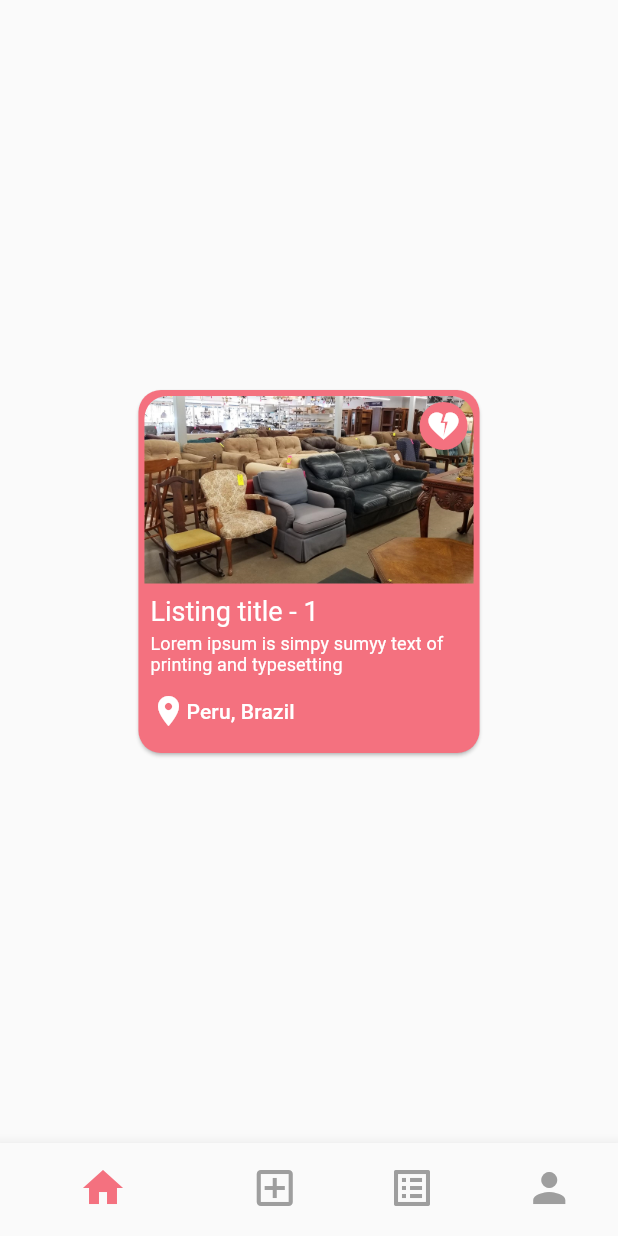
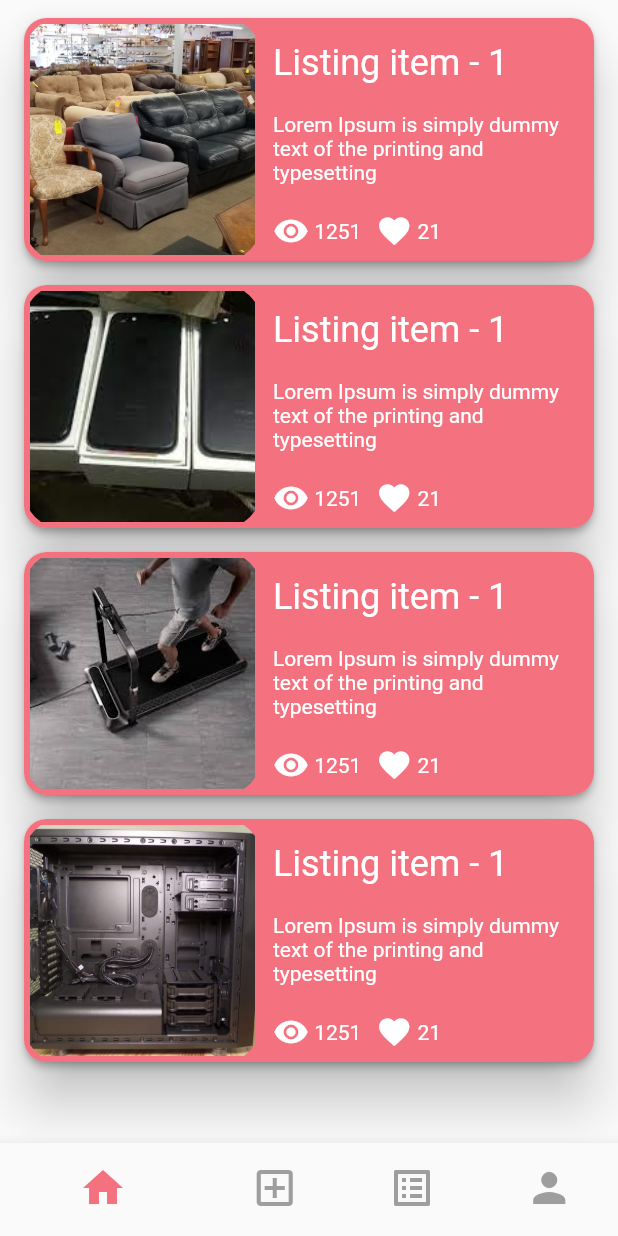
Before and after one commit to MertSaygili/hackathon_12_2022, a Flutter app: the screen it shows after launch, swiped to page 3, on a phone screen of 412 x 824 dp. Run offline on Flutter 3.47's test engine with Material 2 defaults, Android fonts, the light colour scheme and no system bars; our stand-ins replace cloud_firestore, firebase_auth, firebase_core, firebase_storage, flutter_svg, get and 6 more; accounts and stored records are empty.

Commit message:
listing page

```diff
--- a/hackathon_app/lib/view/home/listings_page.dart
+++ b/hackathon_app/lib/view/home/listings_page.dart
@@ -1,4 +1,5 @@
 import 'package:flutter/material.dart';
+import 'package:hackathon_app/core/components/icon_buttons/circle_icon_button.dart';
 import 'package:hackathon_app/core/constants/app/colors.dart';
 
 class ListingsPage extends StatefulWidget {
@@ -9,120 +10,61 @@ class ListingsPage extends StatefulWidget {
 }
 
 class _ListingsPageState extends State<ListingsPage> {
-  final String _dummyImage = 'assets/images/jpg/listing-foto-1.jpg';
-
+  final RoundedRectangleBorder _borderRadius = RoundedRectangleBorder(
+    borderRadius: BorderRadius.circular(15),
+  );
   @override
   Widget build(BuildContext context) {
     return Scaffold(
-      body: Center(
-        child: _listings(context),
+      body: ListView.builder(
+        itemCount: 4,
+        itemBuilder: ((context, index) {
+          return Padding(
+            padding: const EdgeInsets.only(top: 8.0, left: 12, right: 12),
+            child: SizedBox(
+              height: 170,
+              child: Card(
+                shape: _borderRadius,
+                elevation: 15,
+                child: ElevatedButton(
+                  style: ElevatedButton.styleFrom(
+                    padding: EdgeInsets.zero,
+                    backgroundColor: colorPrimary,
+                    shape: _borderRadius,
+                  ),
+                  onPressed: () {},
+                  child: Row(
+                    mainAxisSize: MainAxisSize.min,
+                    mainAxisAlignment: MainAxisAlignment.start,
+                    children: [
+                      _imgAlign(index, context),
+                      _cardTexts(index, context),
+                    ],
+                  ),
+                ),
+              ),
+            ),
+          );
+        }),
       ),
     );
   }
 
-  SizedBox _listings(BuildContext context) {
-    return SizedBox(
-      width: MediaQuery.of(context).size.width / 1.75,
-      height: 250,
-      child: Card(
-        shape: RoundedRectangleBorder(
-          borderRadius: BorderRadius.circular(15),
+  Align _imgAlign(int index, BuildContext context) {
+    return Align(
+      alignment: Alignment.centerLeft,
+      child: ClipRRect(
+        borderRadius: const BorderRadius.all(
+          Radius.circular(25),
         ),
-        color: colorPrimary,
         child: Padding(
           padding: const EdgeInsets.all(4.0),
-          child: Column(
-            children: [
-              Stack(
-                children: [
-                  _alignImage(),
-                  _alignFavButton(),
-                ],
-              ),
-              ListTile(
-                contentPadding: const EdgeInsets.only(top: 4, left: 4),
-                title: Column(
-                  mainAxisAlignment: MainAxisAlignment.spaceBetween,
-                  children: [
-                    _alignTitle(context, ''),
-                    _alignSubtitle(context, ''),
-                    _alignRow(context, ''),
-                  ],
-                ),
-              )
-            ],
-          ),
-        ),
-      ),
-    );
-  }
-
-  Padding _alignRow(BuildContext context, String text) {
-    return Padding(
-      padding: const EdgeInsets.only(top: 12.0),
-      child: Row(
-        mainAxisAlignment: MainAxisAlignment.start,
-        children: [
-          const Icon(Icons.location_on, color: colorWhite),
-          Text(
-            'Peru, Brazil',
-            style: Theme.of(context)
-                .textTheme
-                .subtitle2
-                ?.copyWith(color: colorWhite),
-          )
-        ],
-      ),
-    );
-  }
-
-  Padding _alignSubtitle(BuildContext context, String text) {
-    return Padding(
-      padding: const EdgeInsets.only(top: 4),
-      child: Text(
-        'Lorem ipsum is simpy sumyy text of printing and typesetting',
-        maxLines: 2,
-        style: Theme.of(context).textTheme.subtitle2?.copyWith(
-              fontSize: 12,
-              color: colorWhite,
-              fontWeight: FontWeight.w400,
-            ),
-      ),
-    );
-  }
-
-  Align _alignTitle(BuildContext context, String text) {
-    return Align(
-      alignment: Alignment.topLeft,
-      child: Text(
-        'Listing title - 1',
-        style: Theme.of(context).textTheme.subtitle1?.copyWith(
-              fontSize: 18,
-              color: colorWhite,
-            ),
-      ),
-    );
-  }
-
-  Padding _alignFavButton() {
-    return Padding(
-      padding: const EdgeInsets.all(4),
-      child: Align(
-        alignment: Alignment.topRight,
-        child: Container(
-          height: 32,
-          width: 32,
-          decoration: const BoxDecoration(
-            color: colorPrimary,
-            shape: BoxShape.circle,
-          ),
-          child: IconButton(
-            iconSize: 24,
-            padding: EdgeInsets.zero,
-            color: colorWhite,
-            onPressed: () {},
-            icon: const Icon(
-              Icons.heart_broken,
+          child: SizedBox(
+            child: Image.asset(
+              'assets/images/jpg/listing-foto-${index + 1}.jpg',
+              width: 150,
+              height: 200,
+              fit: BoxFit.cover,
             ),
           ),
         ),
@@ -130,20 +72,87 @@ class _ListingsPageState extends State<ListingsPage> {
     );
   }
 
-  Align _alignImage() {
-    return Align(
-      alignment: Alignment.topCenter,
-      child: ClipRRect(
-        borderRadius: const BorderRadius.only(
-          topLeft: Radius.circular(15),
-          topRight: Radius.circular(15),
-        ),
-        child: Image.asset(
-          _dummyImage,
-          fit: BoxFit.cover,
-          height: 125,
+  Flexible _cardTexts(int index, BuildContext context) {
+    return Flexible(
+      child: Column(
+        mainAxisAlignment: MainAxisAlignment.spaceBetween,
+        children: [
+          _cardItemsPadding(_listingTitle(index, context), 16),
+          _cardItemsPadding(_listingDescText(index, context), 4),
+          _cardItemsPadding(
+            Row(
+              crossAxisAlignment: CrossAxisAlignment.start,
+              mainAxisAlignment: MainAxisAlignment.start,
+              children: [
+                _richText(
+                  context,
+                  const Icon(Icons.remove_red_eye, color: colorWhite),
+                  " 1251",
+                ),
+                _richText(
+                  context,
+                  const Icon(Icons.favorite, color: colorWhite),
+                  " 21",
+                ),
+              ],
+            ),
+            4,
+          )
+        ],
+      ),
+    );
+  }
+
+  Padding _richText(BuildContext context, Widget icon, String text) {
+    return Padding(
+      padding: const EdgeInsets.only(right: 10),
+      child: RichText(
+        text: TextSpan(
+          style: DefaultTextStyle.of(context).style.copyWith(
+                color: colorWhite,
+              ),
+          children: [
+            WidgetSpan(
+              alignment: PlaceholderAlignment.middle,
+              child: icon,
+            ),
+            TextSpan(text: text)
+          ],
         ),
       ),
     );
   }
+
+  Padding _cardItemsPadding(Widget child, double vertical) {
+    return Padding(
+      padding: EdgeInsets.only(left: 8, top: vertical, right: 8, bottom: 8),
+      child: child,
+    );
+  }
+
+  Text _listingDescText(int index, BuildContext context) {
+    return Text(
+      "Lorem Ipsum is simply dummy text of the printing and typesetting",
+      style: Theme.of(context).textTheme.bodyMedium?.copyWith(
+            color: colorWhite,
+          ),
+      overflow: TextOverflow.ellipsis,
+      textAlign: TextAlign.start,
+      maxLines: 4,
+    );
+  }
+
+  Align _listingTitle(int index, BuildContext context) {
+    return Align(
+      alignment: Alignment.centerLeft,
+      child: Text(
+        "Listing item - 1",
+        style: Theme.of(context).textTheme.headline5?.copyWith(
+              color: colorWhite,
+            ),
+      ),
+    );
+  }
+
+  void _floatingActionFun() {}
 }
```
